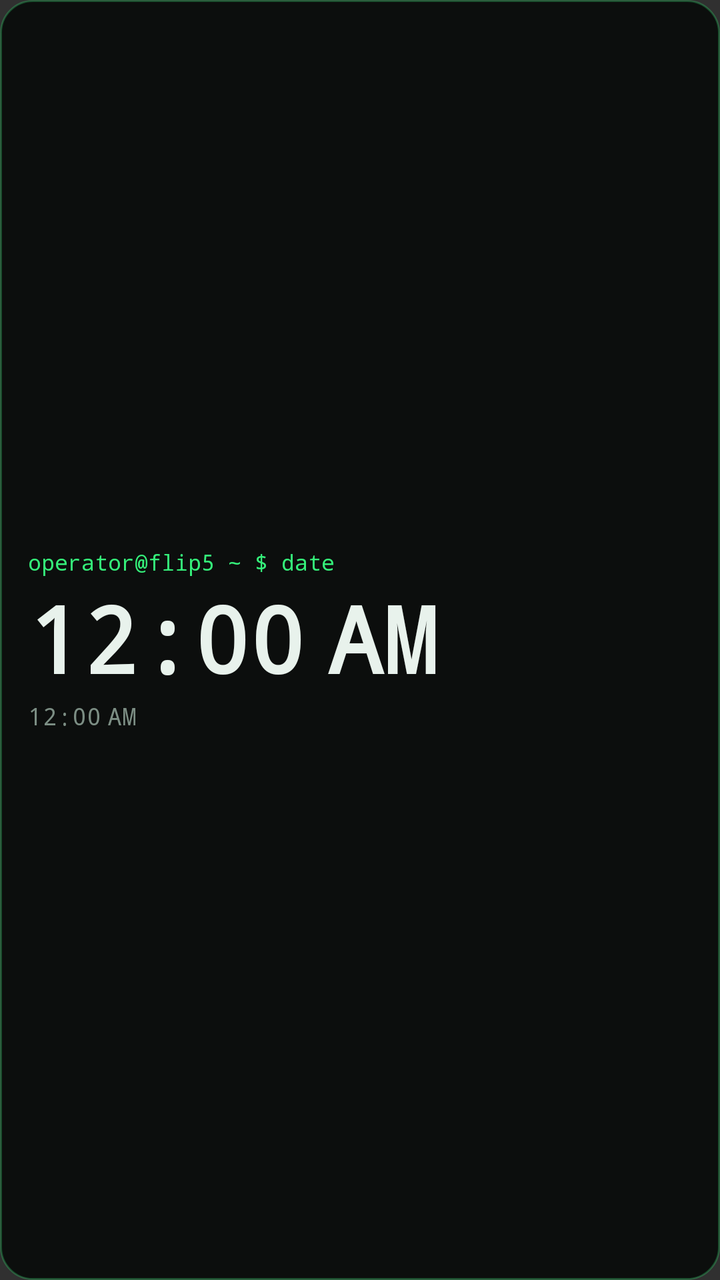
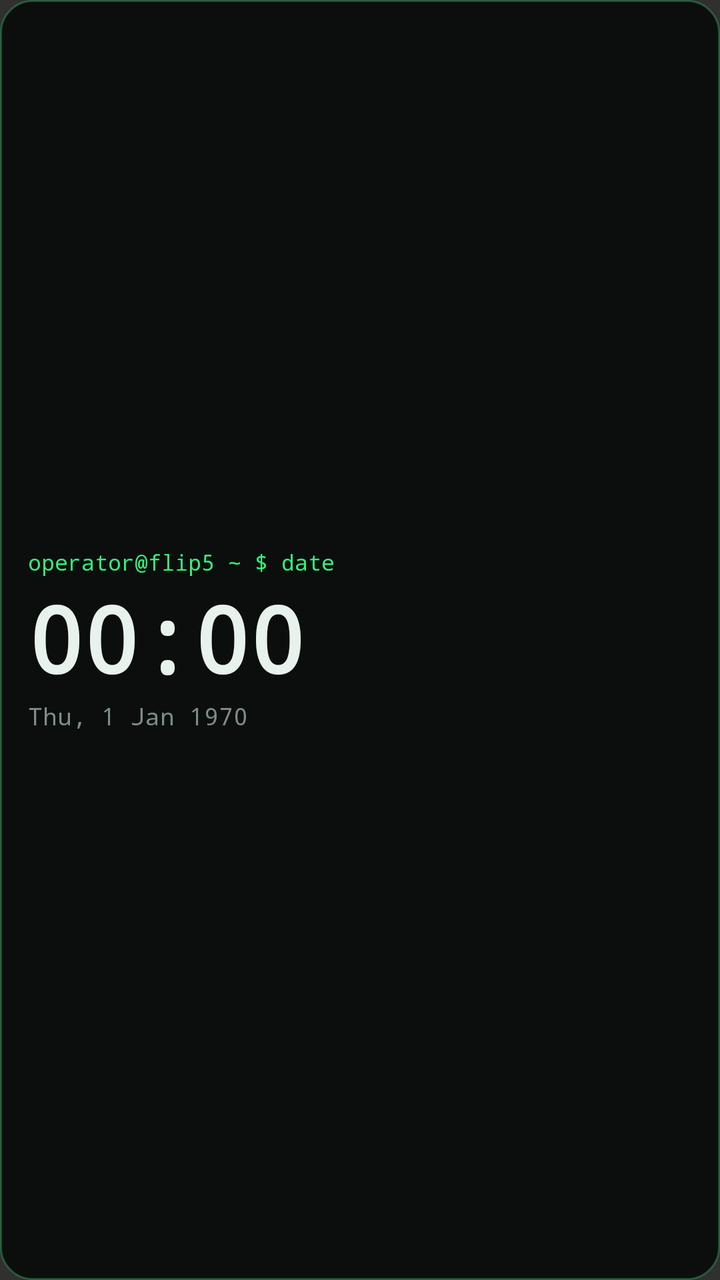

Compare the two renders of this Android layout. The source of the first and the diff that turns it into the second are given below.
<!-- AndroidManifest.xml: application theme android:Theme.Material.NoActionBar -->
<!-- res/layout/widget_clock.xml -->
<?xml version="1.0" encoding="utf-8"?>
<LinearLayout xmlns:android="http://schemas.android.com/apk/res/android"
    android:layout_width="match_parent" android:layout_height="match_parent"
    android:orientation="vertical" android:gravity="center_vertical"
    android:padding="14dp" android:background="@drawable/bg_widget">
    <TextView android:layout_width="wrap_content" android:layout_height="wrap_content"
        android:text="operator@flip5 ~ $ date" android:textColor="#35F07A" android:textSize="11sp"
        android:fontFamily="monospace" />
    <TextClock android:layout_width="wrap_content" android:layout_height="wrap_content"
        android:format12Hr="HH:mm" android:format24Hr="HH:mm" android:textColor="#E8F2EC"
        android:textSize="46sp" android:textStyle="bold" android:fontFamily="monospace" />
    <TextClock android:layout_width="wrap_content" android:layout_height="wrap_content"
        android:format12Hr="EEE, d MMM yyyy" android:format24Hr="EEE, d MMM yyyy" android:textColor="#7C8E84"
        android:textSize="12sp" android:fontFamily="monospace" />
</LinearLayout>
<!-- resources referenced by this layout -->
<resources>
  <!-- drawable bg_widget (drawable) -->
  <?xml version="1.0" encoding="utf-8"?>
  <shape xmlns:android="http://schemas.android.com/apk/res/android" android:shape="rectangle">
      <solid android:color="#DD070A09" />
      <stroke android:width="1dp" android:color="#4435F07A" />
      <corners android:radius="16dp" />
  </shape>
</resources>

<!-- the commit's change to res/layout/widget_clock.xml (unified diff, before → after) -->
@@ -7,9 +7,9 @@
         android:text="operator@flip5 ~ $ date" android:textColor="#35F07A" android:textSize="11sp"
         android:fontFamily="monospace" />
     <TextClock android:layout_width="wrap_content" android:layout_height="wrap_content"
-        android:format12Hr="HH:mm" android:format24Hr="HH:mm" android:textColor="#E8F2EC"
+        android:format12Hour="HH:mm" android:format24Hour="HH:mm" android:textColor="#E8F2EC"
         android:textSize="46sp" android:textStyle="bold" android:fontFamily="monospace" />
     <TextClock android:layout_width="wrap_content" android:layout_height="wrap_content"
-        android:format12Hr="EEE, d MMM yyyy" android:format24Hr="EEE, d MMM yyyy" android:textColor="#7C8E84"
+        android:format12Hour="EEE, d MMM yyyy" android:format24Hour="EEE, d MMM yyyy" android:textColor="#7C8E84"
         android:textSize="12sp" android:fontFamily="monospace" />
 </LinearLayout>
